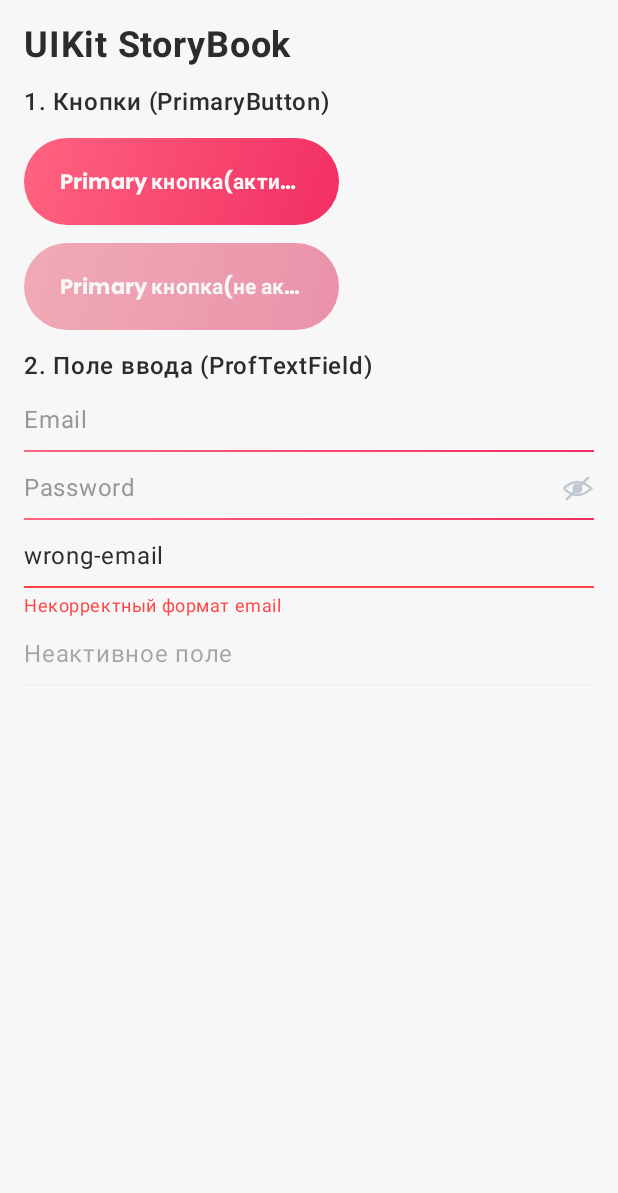
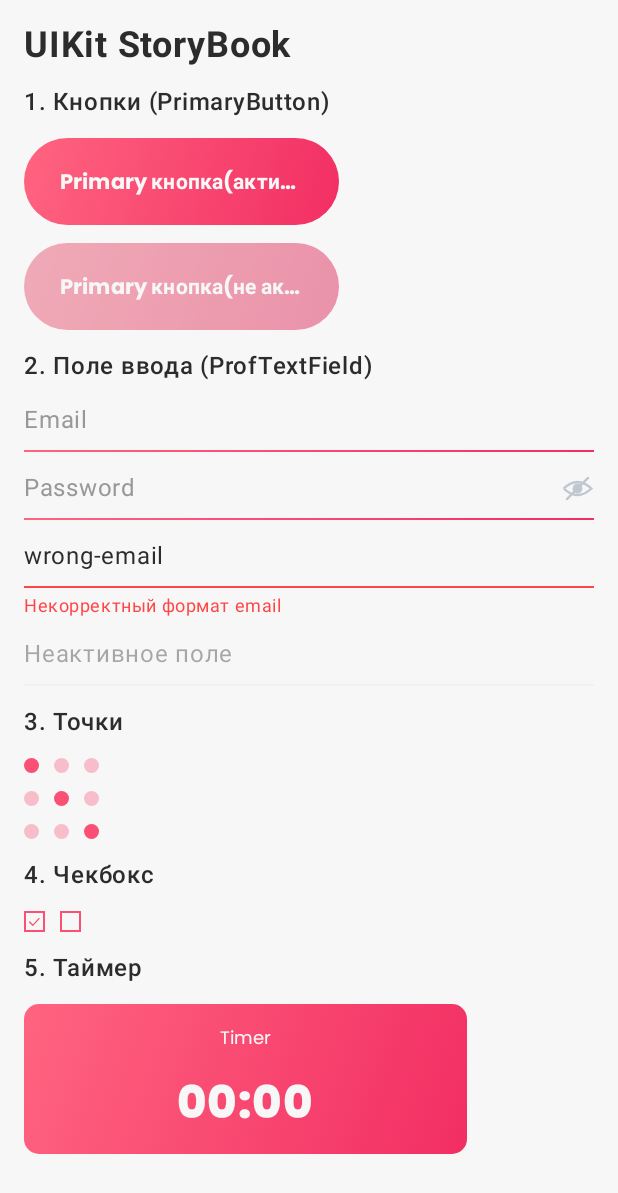
Before and after one commit to waneyok/ProffApp, an Android app built with Jetpack Compose: the screen it shows after launch (MainActivity), on a phone screen of 412 x 824 dp. Shown: the top 1193 px of the screen. Run offline under Robolectric (Android 15) with nearby library versions, the phone set to English and light mode, and no system bars.

Commit message:
Добавил компоненты UIKit

```diff
--- /dev/null
+++ b/uikit/src/main/java/com/example/uikit/components/ProfCheckbox.kt
@@ -0,0 +1,43 @@
+package com.example.uikit.components
+
+import androidx.compose.foundation.border
+import androidx.compose.foundation.clickable
+import androidx.compose.foundation.layout.Box
+import androidx.compose.foundation.layout.size
+import androidx.compose.material3.Icon
+import androidx.compose.runtime.Composable
+import androidx.compose.ui.Alignment
+import androidx.compose.ui.Modifier
+import androidx.compose.ui.res.painterResource
+import androidx.compose.ui.unit.dp
+import com.example.uikit.R
+import com.example.uikit.theme.Primary
+
+/**
+ * Назначение: Чекбокс дизайн-системы UIKit (Single Responsibility: отрисовка состояния выбора).
+ * Дата создания: 27-11-2026
+ * Автор: Участник №11
+ */
+@Composable
+fun ProfCheckbox(
+    checked: Boolean,
+    onCheckedChange: (Boolean) -> Unit,
+    modifier: Modifier = Modifier
+) {
+    Box(
+        modifier = modifier
+            .size(14.dp)
+            .border(width = 1.dp, color = Primary)
+            .clickable { onCheckedChange(!checked) },
+        contentAlignment = Alignment.Center
+    ) {
+        if (checked) {
+            Icon(
+                painter = painterResource(id = R.drawable.ic_check),
+                contentDescription = null,
+                tint = Primary,
+                modifier = Modifier.size(width = 7.dp, height = 5.dp)
+            )
+        }
+    }
+}
--- /dev/null
+++ b/uikit/src/main/java/com/example/uikit/components/ProfPagination.kt
@@ -0,0 +1,43 @@
+package com.example.uikit.components
+
+import androidx.compose.foundation.background
+import androidx.compose.foundation.layout.Arrangement
+import androidx.compose.foundation.layout.Box
+import androidx.compose.foundation.layout.Row
+import androidx.compose.foundation.layout.size
+import androidx.compose.foundation.shape.CircleShape
+import androidx.compose.runtime.Composable
+import androidx.compose.ui.Modifier
+import androidx.compose.ui.draw.clip
+import androidx.compose.ui.graphics.Color
+import androidx.compose.ui.unit.dp
+
+/**
+ * Назначение: Поинты для экранов
+ * Дата создания: 27-11-26
+ * Автор: Участник №11
+ */
+
+
+@Composable
+fun ProfPagination(
+    totalDots: Int,
+    selectedIndex: Int,
+    modifier: Modifier = Modifier
+){
+    Row(
+        modifier = modifier,
+        horizontalArrangement = Arrangement.spacedBy(10.dp)
+    ) {
+        for(i in 0 until totalDots){
+            Box(
+                modifier = modifier
+                    .size(10.dp)
+                    .clip(CircleShape)
+                    .background(
+                        if (i == selectedIndex) Color(0xFFFA5075) else Color(0xFFFA5075).copy(alpha = 0.35f)
+                    )
+            )
+        }
+    }
+}
--- /dev/null
+++ b/uikit/src/main/java/com/example/uikit/components/ProfTimer.kt
@@ -0,0 +1,65 @@
+package com.example.uikit.components
+
+import androidx.compose.foundation.background
+import androidx.compose.foundation.layout.Box
+import androidx.compose.foundation.layout.Column
+import androidx.compose.foundation.layout.Spacer
+import androidx.compose.foundation.layout.height
+import androidx.compose.foundation.layout.size
+import androidx.compose.foundation.shape.RoundedCornerShape
+import androidx.compose.material3.Text
+import androidx.compose.runtime.Composable
+import androidx.compose.ui.Alignment
+import androidx.compose.ui.Modifier
+import androidx.compose.ui.draw.clip
+import androidx.compose.ui.unit.dp
+import androidx.compose.ui.unit.sp
+import com.example.uikit.theme.ProfTextStyles
+import com.example.uikit.theme.White
+import com.example.uikit.theme.gradient
+
+/**
+ * Назначение: Таймер для игр
+ * Дата создания: 27-11-26
+ * Автор: Участник №11
+ */
+
+
+@Composable
+fun ProfTimer(
+    time: String,
+    modifier: Modifier = Modifier,
+    title: String = "Timer"
+){
+    Box(
+        modifier = modifier
+            .clip(RoundedCornerShape(10.dp))
+            .size(295.dp, 100.dp)
+            .background(gradient),
+        contentAlignment = Alignment.Center
+    ) {
+        Column(
+            horizontalAlignment = Alignment.CenterHorizontally,
+
+        ) {
+            Text(
+                text = title,
+                style = ProfTextStyles.caption2Regular,
+                color = White,
+                maxLines = 1
+
+            )
+            Spacer(modifier = Modifier.height(14.dp))
+            Text(
+                text = time,
+                style = ProfTextStyles.title1ExtraBold,
+                fontSize = 30.sp,
+                color = White,
+                letterSpacing = 0.3f.sp,
+                lineHeight = 45.sp,
+                maxLines = 1
+
+            )
+        }
+    }
+}
--- a/uikit/src/main/java/com/example/uikit/storybook/StoryBookScreen.kt
+++ b/uikit/src/main/java/com/example/uikit/storybook/StoryBookScreen.kt
@@ -2,8 +2,11 @@ package com.example.uikit.storybook
 
 import androidx.compose.foundation.layout.Arrangement
 import androidx.compose.foundation.layout.Column
+import androidx.compose.foundation.layout.Row
+import androidx.compose.foundation.layout.Spacer
 import androidx.compose.foundation.layout.fillMaxSize
 import androidx.compose.foundation.layout.padding
+import androidx.compose.foundation.layout.width
 import androidx.compose.foundation.rememberScrollState
 import androidx.compose.foundation.verticalScroll
 import androidx.compose.material3.Text
@@ -14,11 +17,13 @@ import androidx.compose.runtime.remember
 import androidx.compose.runtime.setValue
 import androidx.compose.ui.Modifier
 import androidx.compose.ui.text.font.FontWeight
-import androidx.compose.ui.tooling.preview.Preview
 import androidx.compose.ui.unit.dp
 import androidx.compose.ui.unit.sp
 import com.example.uikit.components.PrimaryButton
+import com.example.uikit.components.ProfCheckbox
+import com.example.uikit.components.ProfPagination
 import com.example.uikit.components.ProfTextField
+import com.example.uikit.components.ProfTimer
 
 /**
  * Назначение: Экран Витрина UIKIT
@@ -79,6 +84,37 @@ fun StoryBookScreen(
             placeholder = "Full Name",
             enabled = false
         )
+        Text(text = "3. Точки", fontWeight = FontWeight.Medium)
 
+        ProfPagination(
+            totalDots = 3,
+            selectedIndex = 0
+        )
+        ProfPagination(
+            totalDots = 3,
+            selectedIndex = 1
+        )
+        ProfPagination(
+            totalDots = 3,
+            selectedIndex = 2
+        )
+        Text(text = "4. Чекбокс", fontWeight = FontWeight.Medium)
+
+        Row() {
+            ProfCheckbox(
+                checked = true,
+                onCheckedChange = {}
+            )
+            Spacer(modifier = modifier.width(10.dp))
+            ProfCheckbox(
+                checked = false,
+                onCheckedChange = {}
+            )
+        }
+        Text(text = "5. Таймер", fontWeight = FontWeight.Medium)
+
+        ProfTimer(
+            time = "00:00"
+        )
     }
 }
--- a/uikit/src/main/java/com/example/uikit/theme/Color.kt
+++ b/uikit/src/main/java/com/example/uikit/theme/Color.kt
@@ -22,3 +22,4 @@ val gradient = Brush.linearGradient(
         Color(0xFFF22E63)
     )
 )
+val Primary = Color(0xFFFA5075)
--- a/uikit/src/main/java/com/example/uikit/theme/Type.kt
+++ b/uikit/src/main/java/com/example/uikit/theme/Type.kt
@@ -129,7 +129,7 @@ object ProfTextStyles {
 
     // Caption 2
     val caption2Regular = TextStyle(
-        fontFamily = FontFamily.Default,
+        fontFamily = FontFamily(Font(R.font.poppins_regular)),
         fontWeight = FontWeight.Normal,
         fontSize = 12.sp,
         lineHeight = 16.sp,
@@ -140,6 +140,6 @@ object ProfTextStyles {
         fontWeight = FontWeight.Bold,
         fontSize = 12.sp,
         lineHeight = 16.sp,
-        letterSpacing = 0.sp
+        letterSpacing = 0.3f.sp
     )
 }
--- /dev/null
+++ b/uikit/src/main/res/drawable/ic_check.xml
@@ -0,0 +1,5 @@
+<vector xmlns:android="http://schemas.android.com/apk/res/android" android:height="375dp" android:viewportHeight="6" android:viewportWidth="8" android:width="500dp">
+
+    <path android:fillColor="#00000000" android:pathData="M0.5,3L2.8333,5.5L7.5,0.5" android:strokeColor="#FA5075" android:strokeLineCap="round" android:strokeLineJoin="round" android:strokeWidth="1"/>
+
+</vector>
```
